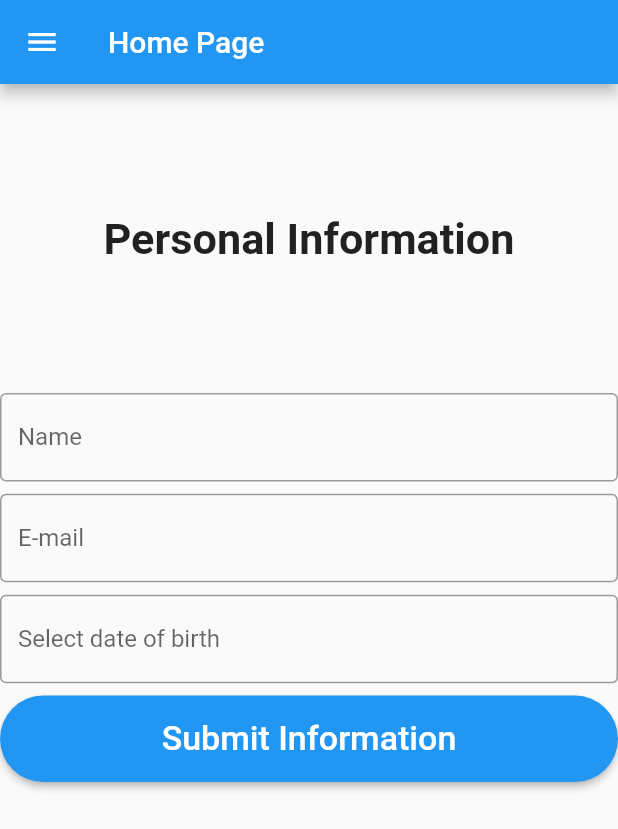
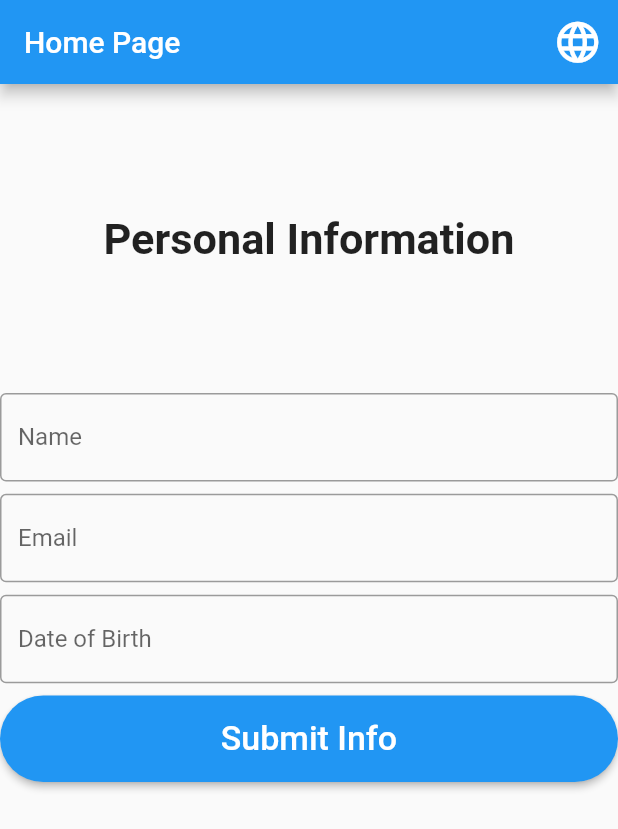
Before and after one commit to JagaranMaharjan/Internationalize-Your-App, a Flutter app: the screen it shows after launch, on a phone screen of 412 x 824 dp. Shown: the top 829 px of the screen. Run offline on Flutter 3.47's test engine with Material 2 defaults, Android fonts, the phone set to English and light mode, and no system bars.

Commit message:
created two json file i.e. en and ne, updated home page, added dependency in pubspec.yaml and created langugae.dart file.

```diff
--- /dev/null
+++ b/lib/classes/language.dart
@@ -0,0 +1,14 @@
+class Language{
+  final int id;
+  final String name;
+  final String flag;
+  final String languageCode;
+  Language({this.id, this.languageCode, this.flag, this.name});
+
+  static List<Language> languageList(){
+    return <Language>[
+      Language(id: 1, name: 'EN', flag: 'English',languageCode:'en' ),
+      Language(id: 1, name: '🇳🇵', flag: 'Nepali',languageCode:'ne' ),
+    ];
+  }
+}
--- /dev/null
+++ b/lib/lang/en.json
@@ -0,0 +1,15 @@
+{
+  "home_page": "Home Page",
+  "personal_info": "Personal Information",
+  "name": "Name",
+  "name_hint": "Enter your name",
+  "email": "Email",
+  "email_hint": "Enter your email",
+  "date_of_birth": "Date of Birth",
+  "required_field": "Required Field",
+  "submit_info": "Submit Info",
+  "about_us": "About Us",
+  "settings": "Settings",
+  "change_language": "Change Language",
+  "about": "About App"
+}
--- /dev/null
+++ b/lib/lang/ne.json
@@ -0,0 +1,15 @@
+{
+  "home_page": "होम पेज",
+  "personal_info": "पर्सनअल इन्फर्मेसन",
+  "name": "नाम ",
+  "name_hint": "आफ्नो नाम लेख्नुहोस् ",
+  "email": "ईमेल ",
+  "email_hint": "आफ्नो ईमेल लेख्नुहोस् ",
+  "date_of_birth": "जन्ममीती",
+  "required_field": "सबै कुराहरु भर्नुहोस् ",
+  "submit_info": "सुब्मित इन्फो",
+  "about_us": "अबोउत उस",
+  "settings": "सेत्तीनग्स",
+  "change_language": "चेन्ज ल्यांगवेज",
+  "about": "अबोउत अप्प"
+}
--- /dev/null
+++ b/lib/localization/demo_localization.dart
@@ -0,0 +1,56 @@
+import 'dart:convert';
+
+import 'package:flutter/material.dart';
+import 'package:flutter/services.dart';
+
+class DemoLocalization {
+  final Locale locale;
+
+  DemoLocalization({@required this.locale});
+
+  static DemoLocalization of(BuildContext context) {
+    return Localizations.of<DemoLocalization>(context, DemoLocalization);
+  }
+
+  Map<String, String> _localizedValues;
+
+  Future load() async {
+    String jsonStringValues =
+        await rootBundle.loadString('lib/lang/${locale.languageCode}.json');
+
+    Map<String, dynamic> mappedJson = json.decode(jsonStringValues);
+    print(mappedJson);
+    _localizedValues =
+        mappedJson.map((key, value) => MapEntry(key, value.toString()));
+  }
+
+  String getTranslatedValue(String key) {
+    print(_localizedValues[key]);
+    return _localizedValues[key];
+  }
+
+  static const LocalizationsDelegate<DemoLocalization> delegate =
+      _DemoLocalizationDelegate();
+}
+
+class _DemoLocalizationDelegate
+    extends LocalizationsDelegate<DemoLocalization> {
+  const _DemoLocalizationDelegate();
+
+  @override
+  bool isSupported(Locale locale) {
+    return ['en', 'ne'].contains(locale.languageCode);
+  }
+
+  @override
+  Future<DemoLocalization> load(Locale locale) async {
+    DemoLocalization localization = new DemoLocalization(locale: locale);
+    await localization.load();
+    return localization;
+  }
+
+  @override
+  bool shouldReload(LocalizationsDelegate<DemoLocalization> old) => false;
+//bool shouldReload(covariant LocalizationsDelegate<DemoLocalization> old) => false;
+
+}
--- a/lib/main.dart
+++ b/lib/main.dart
@@ -1,21 +1,65 @@
 import 'package:flutter/material.dart';
+import 'package:flutter_localization/localization/demo_localization.dart';
 import 'package:flutter_localization/routes/custom_routes.dart';
 import 'package:flutter_localization/routes/route_names.dart';
+import 'package:flutter_localizations/flutter_localizations.dart';
 
 void main() {
   runApp(MyApp());
 }
 
-class MyApp extends StatelessWidget {
+class MyApp extends StatefulWidget {
   // This widget is the root of your application.
+
+  static void setLocale(BuildContext context, Locale locale){
+    _MyAppState state = context.findAncestorStateOfType<_MyAppState>();
+    state.setLocale(locale);
+  }
+  @override
+  _MyAppState createState() => _MyAppState();
+}
+
+class _MyAppState extends State<MyApp> {
+  Locale _locale;
+
+  void setLocale(Locale locale){
+    setState(() {
+      _locale = locale;
+    });
+  }
   @override
   Widget build(BuildContext context) {
     return MaterialApp(
       title: 'Flutter Demo',
+      debugShowCheckedModeBanner: false,
       theme: ThemeData(
         primarySwatch: Colors.blue,
         visualDensity: VisualDensity.adaptivePlatformDensity,
       ),
+      supportedLocales: [
+        Locale('en', 'US'),
+        Locale('ne', 'NP'),
+        //Locale('npi', 'NP'),
+      ],
+      localizationsDelegates: [
+        DemoLocalization.delegate,
+        GlobalMaterialLocalizations.delegate,
+        GlobalWidgetsLocalizations.delegate,
+        GlobalCupertinoLocalizations.delegate,
+      ],
+      locale: _locale,
+      //returns the locale which will be used by app
+      localeResolutionCallback: (locale, supportedLocales) {
+        //check if the current device locale is supported
+        for (var supportedLocaleLanguage in supportedLocales) {
+          if (supportedLocaleLanguage.languageCode == locale.languageCode &&
+              supportedLocaleLanguage.countryCode == locale.countryCode) {
+            return supportedLocaleLanguage;
+          }
+        }
+        // If device not support with locale to get language code then default get first on from the list
+        return supportedLocales.first;
+      },
       onGenerateRoute: CustomRoutes.allRoutes,
       initialRoute: homeRoute,
     );
--- a/lib/pages/about_page.dart
+++ b/lib/pages/about_page.dart
@@ -1,4 +1,6 @@
 import 'package:flutter/material.dart';
+import 'package:flutter_localization/localization/demo_localization.dart';
+import 'package:flutter_localization/widgets/drawer_list.dart';
 
 class AboutPage extends StatefulWidget {
   @override
@@ -9,8 +11,9 @@ class _AboutPageState extends State<AboutPage> {
   @override
   Widget build(BuildContext context) {
     return Scaffold(
+      //drawer: DrawerList(),
       appBar: AppBar(
-        title: Text("About Page"),
+        title: Text(DemoLocalization.of(context).getTranslatedValue('about_page')),
       ),
     );
   }
--- a/lib/pages/home_page.dart
+++ b/lib/pages/home_page.dart
@@ -1,5 +1,8 @@
 import 'package:flutter/material.dart';
-import 'package:flutter_localization/routes/route_names.dart';
+import 'package:flutter_localization/classes/language.dart';
+import 'package:flutter_localization/colors/colors_name.dart';
+import 'package:flutter_localization/localization/demo_localization.dart';
+import 'package:flutter_localization/main.dart';
 import 'package:flutter_localization/widgets/drawer_list.dart';
 
 class HomePage extends StatefulWidget {
@@ -14,23 +17,74 @@ class _HomePageState extends State<HomePage> {
     showTimePicker(context: context, initialTime: TimeOfDay.now());
   }
 
+  void _changeLanguage(Language language) {
+    print(language.languageCode);
+    Locale _temp;
+    switch (language.languageCode) {
+      case 'en':
+        _temp = Locale(language.languageCode, 'US');
+        break;
+      case 'ne':
+        _temp = Locale(language.languageCode, 'NP');
+        break;
+      default:
+        _temp = Locale(language.languageCode, 'US');
+        break;
+    }
+    MyApp.setLocale(context, _temp);
+  }
+
   @override
   Widget build(BuildContext context) {
     Size _size = MediaQuery.of(context).size;
     return Scaffold(
-      drawer: DrawerList(),
+      //drawer: DrawerList(),
       appBar: AppBar(
-        title: Text("Home Page"),
+        title:
+            Text(DemoLocalization.of(context).getTranslatedValue('home_page')),
+        actions: [
+          Padding(
+            padding: EdgeInsets.all(_size.width * 0.025),
+            child: DropdownButton(
+              onChanged: (Language language) {
+                _changeLanguage(language);
+              },
+              icon: Icon(
+                Icons.language,
+                color: whiteColor,
+                size: _size.height * 0.040,
+              ),
+              underline: SizedBox(),
+              items: Language.languageList()
+                  .map<DropdownMenuItem<Language>>((lang) => DropdownMenuItem(
+                      value: lang,
+                      child: Row(
+                        mainAxisAlignment: MainAxisAlignment.spaceAround,
+                        crossAxisAlignment: CrossAxisAlignment.start,
+                        children: [
+                          Text(
+                            lang.flag,
+                            style: TextStyle(fontSize: _size.height * 0.025),
+                          ),
+                          Text(lang.name,
+                              style: TextStyle(fontSize: _size.height * 0.025)),
+                        ],
+                      )))
+                  .toList(),
+            ),
+          ),
+        ],
       ),
       body: Form(
         key: _key,
+        child: SingleChildScrollView(
           child: Column(
             children: [
               Container(
                 height: _size.height / 4,
                 child: Center(
                   child: Text(
-                  "Personal Information",
+                    DemoLocalization.of(context).getTranslatedValue('personal_info'),
                     style: TextStyle(
                       fontSize: _size.height * 0.035,
                       fontWeight: FontWeight.bold,
@@ -41,14 +95,14 @@ class _HomePageState extends State<HomePage> {
               TextFormField(
                 validator: (val) {
                   if (val.isEmpty) {
-                  return "required filed";
+                    return DemoLocalization.of(context).getTranslatedValue('required_field');
                   }
                   return null;
                 },
                 decoration: InputDecoration(
                     border: OutlineInputBorder(),
-                  labelText: "Name",
-                  hintText: "Enter Name"),
+                    labelText: DemoLocalization.of(context).getTranslatedValue('name'),
+                    hintText: DemoLocalization.of(context).getTranslatedValue('name_hint'),),
               ),
               SizedBox(
                 height: _size.height * 0.010,
@@ -56,14 +110,14 @@ class _HomePageState extends State<HomePage> {
               TextFormField(
                 validator: (val) {
                   if (val.isEmpty) {
-                  return "required filed";
+                    return DemoLocalization.of(context).getTranslatedValue('required_field');
                   }
                   return null;
                 },
                 decoration: InputDecoration(
                     border: OutlineInputBorder(),
-                  labelText: "E-mail",
-                  hintText: "Enter email address"),
+                    labelText: DemoLocalization.of(context).getTranslatedValue('email'),
+                    hintText: DemoLocalization.of(context).getTranslatedValue('email_hint')),
               ),
               SizedBox(
                 height: _size.height * 0.010,
@@ -71,7 +125,7 @@ class _HomePageState extends State<HomePage> {
               TextFormField(
                 decoration: InputDecoration(
                     border: OutlineInputBorder(),
-                  hintText: "Select date of birth"),
+                    hintText: DemoLocalization.of(context).getTranslatedValue('date_of_birth')),
                 onTap: () async {
                   FocusScope.of(context).requestFocus(FocusNode());
                   await showDatePicker(
@@ -90,7 +144,7 @@ class _HomePageState extends State<HomePage> {
                   color: Theme.of(context).primaryColor,
                   child: Center(
                     child: Text(
-                    "Submit Information",
+                      DemoLocalization.of(context).getTranslatedValue('submit_info'),
                       style: TextStyle(
                           color: Colors.white, fontSize: _size.height * 0.0275),
                     ),
@@ -103,6 +157,7 @@ class _HomePageState extends State<HomePage> {
             ],
           ),
         ),
+      ),
     );
   }
 }
--- a/pubspec.yaml
+++ b/pubspec.yaml
@@ -22,6 +22,8 @@ environment:
 
 dependencies:
   flutter:
+    sdk: flutter
+  flutter_localizations:
     sdk: flutter
 
 
@@ -48,6 +50,9 @@ flutter:
   # assets:
   #   - images/a_dot_burr.jpeg
   #   - images/a_dot_ham.jpeg
+  assets:
+    - lib/lang/en.json
+    - lib/lang/ne.json
 
   # An image asset can refer to one or more resolution-specific "variants", see
   # https://flutter.dev/assets-and-images/#resolution-aware.
```
Also changed, not shown: pubspec.lock. Lines whose indentation alone changed are shown as unchanged.
